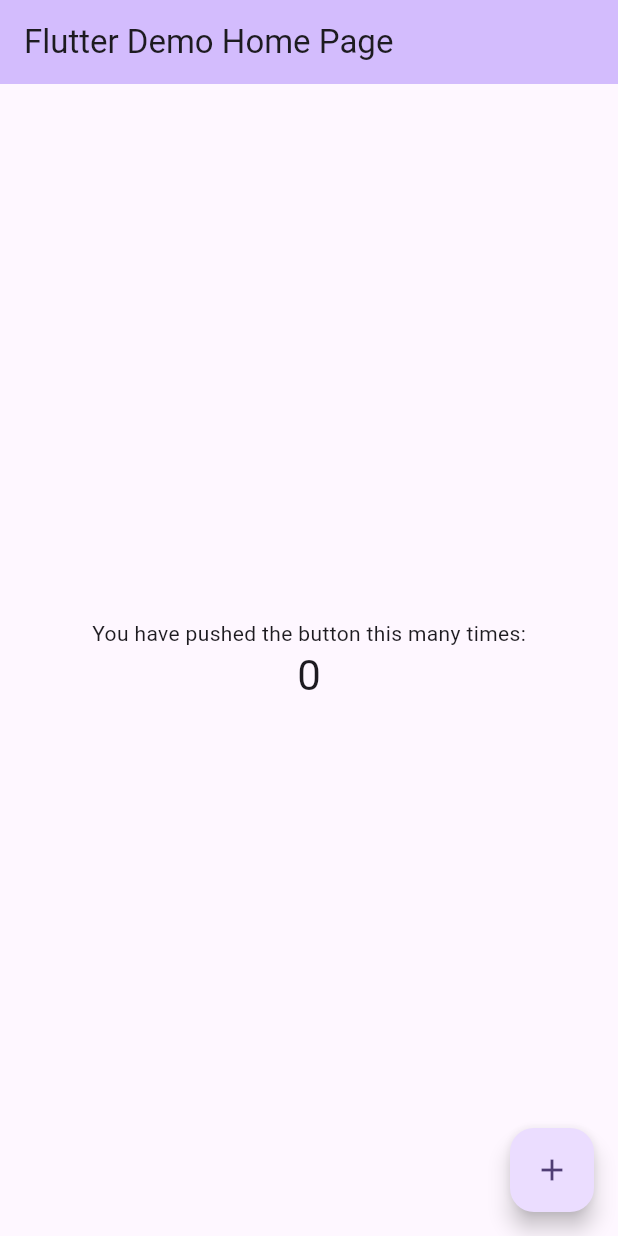
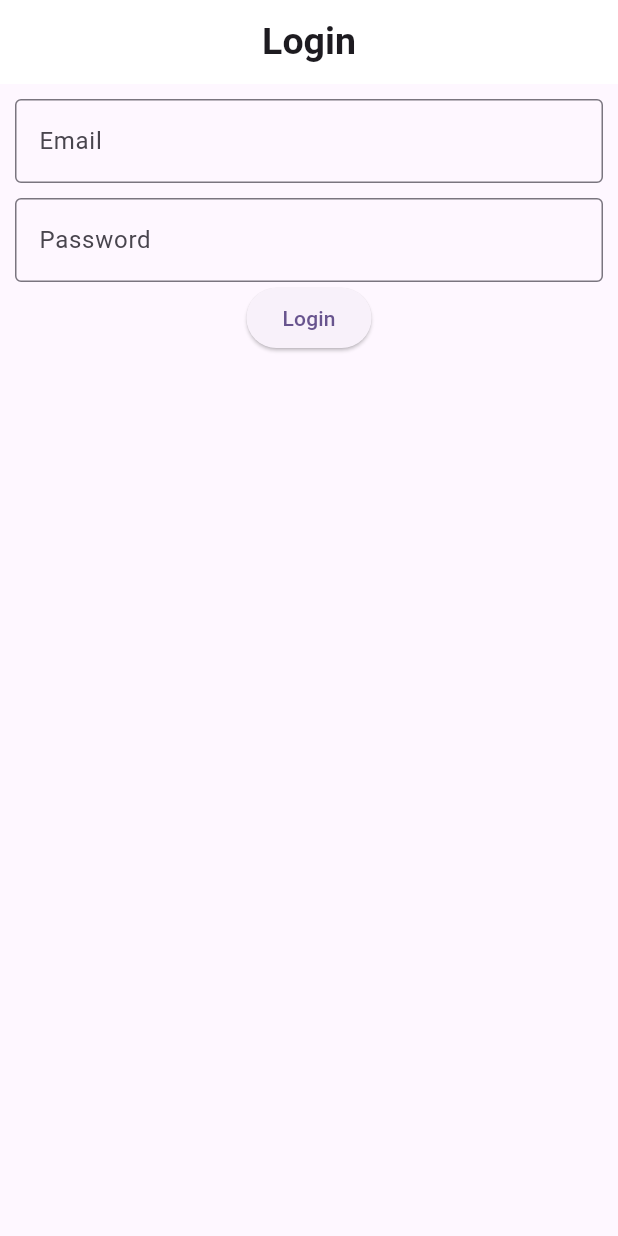
Before and after one commit to akibur-rahman/GUB-Lab-Report-Generator, a Flutter app: the screen it shows after launch, on a phone screen of 412 x 824 dp. Run offline on Flutter 3.47's test engine with Material 3 defaults, Android fonts, the phone set to English and light mode, and no system bars.

Commit message:
login page design

```diff
--- a/app/lib/main.dart
+++ b/app/lib/main.dart
@@ -1,3 +1,4 @@
+import 'package:app/pages/login_page.dart';
 import 'package:flutter/material.dart';
 
 void main() {
@@ -31,95 +32,7 @@ class MyApp extends StatelessWidget {
         colorScheme: ColorScheme.fromSeed(seedColor: Colors.deepPurple),
         useMaterial3: true,
       ),
-      home: const MyHomePage(title: 'Flutter Demo Home Page'),
+      home: const LoginPage(),
     );
   }
 }
-
-class MyHomePage extends StatefulWidget {
-  const MyHomePage({super.key, required this.title});
-
-  // This widget is the home page of your application. It is stateful, meaning
-  // that it has a State object (defined below) that contains fields that affect
-  // how it looks.
-
-  // This class is the configuration for the state. It holds the values (in this
-  // case the title) provided by the parent (in this case the App widget) and
-  // used by the build method of the State. Fields in a Widget subclass are
-  // always marked "final".
-
-  final String title;
-
-  @override
-  State<MyHomePage> createState() => _MyHomePageState();
-}
-
-class _MyHomePageState extends State<MyHomePage> {
-  int _counter = 0;
-
-  void _incrementCounter() {
-    setState(() {
-      // This call to setState tells the Flutter framework that something has
-      // changed in this State, which causes it to rerun the build method below
-      // so that the display can reflect the updated values. If we changed
-      // _counter without calling setState(), then the build method would not be
-      // called again, and so nothing would appear to happen.
-      _counter++;
-    });
-  }
-
-  @override
-  Widget build(BuildContext context) {
-    // This method is rerun every time setState is called, for instance as done
-    // by the _incrementCounter method above.
-    //
-    // The Flutter framework has been optimized to make rerunning build methods
-    // fast, so that you can just rebuild anything that needs updating rather
-    // than having to individually change instances of widgets.
-    return Scaffold(
-      appBar: AppBar(
-        // TRY THIS: Try changing the color here to a specific color (to
-        // Colors.amber, perhaps?) and trigger a hot reload to see the AppBar
-        // change color while the other colors stay the same.
-        backgroundColor: Theme.of(context).colorScheme.inversePrimary,
-        // Here we take the value from the MyHomePage object that was created by
-        // the App.build method, and use it to set our appbar title.
-        title: Text(widget.title),
-      ),
-      body: Center(
-        // Center is a layout widget. It takes a single child and positions it
-        // in the middle of the parent.
-        child: Column(
-          // Column is also a layout widget. It takes a list of children and
-          // arranges them vertically. By default, it sizes itself to fit its
-          // children horizontally, and tries to be as tall as its parent.
-          //
-          // Column has various properties to control how it sizes itself and
-          // how it positions its children. Here we use mainAxisAlignment to
-          // center the children vertically; the main axis here is the vertical
-          // axis because Columns are vertical (the cross axis would be
-          // horizontal).
-          //
-          // TRY THIS: Invoke "debug painting" (choose the "Toggle Debug Paint"
-          // action in the IDE, or press "p" in the console), to see the
-          // wireframe for each widget.
-          mainAxisAlignment: MainAxisAlignment.center,
-          children: <Widget>[
-            const Text(
-              'You have pushed the button this many times:',
-            ),
-            Text(
-              '$_counter',
-              style: Theme.of(context).textTheme.headlineMedium,
-            ),
-          ],
-        ),
-      ),
-      floatingActionButton: FloatingActionButton(
-        onPressed: _incrementCounter,
-        tooltip: 'Increment',
-        child: const Icon(Icons.add),
-      ), // This trailing comma makes auto-formatting nicer for build methods.
-    );
-  }
-}
--- /dev/null
+++ b/app/lib/pages/login_page.dart
@@ -0,0 +1,51 @@
+import 'package:flutter/material.dart';
+
+class LoginPage extends StatelessWidget {
+  const LoginPage({super.key});
+
+  @override
+  Widget build(BuildContext context) {
+    return Scaffold(
+      appBar: AppBar(
+        backgroundColor: Colors.white,
+        elevation: 0,
+        title: const Text(
+          "Login",
+          style: TextStyle(fontWeight: FontWeight.bold, fontSize: 25),
+        ),
+        centerTitle: true,
+      ),
+      body: Column(
+        children: [
+          Container(
+            padding: EdgeInsets.all(10),
+            child: Column(
+              mainAxisAlignment: MainAxisAlignment.spaceBetween,
+              children: [
+                TextField(
+                  decoration: const InputDecoration(
+                    border: OutlineInputBorder(),
+                    labelText: "Email",
+                  ),
+                ),
+                SizedBox(
+                  height: 10,
+                ),
+                TextField(
+                  decoration: const InputDecoration(
+                    border: OutlineInputBorder(),
+                    labelText: "Password",
+                  ),
+                ),
+                ElevatedButton(
+                  onPressed: () {},
+                  child: const Text("Login"),
+                ),
+              ],
+            ),
+          ),
+        ],
+      ),
+    );
+  }
+}
```
